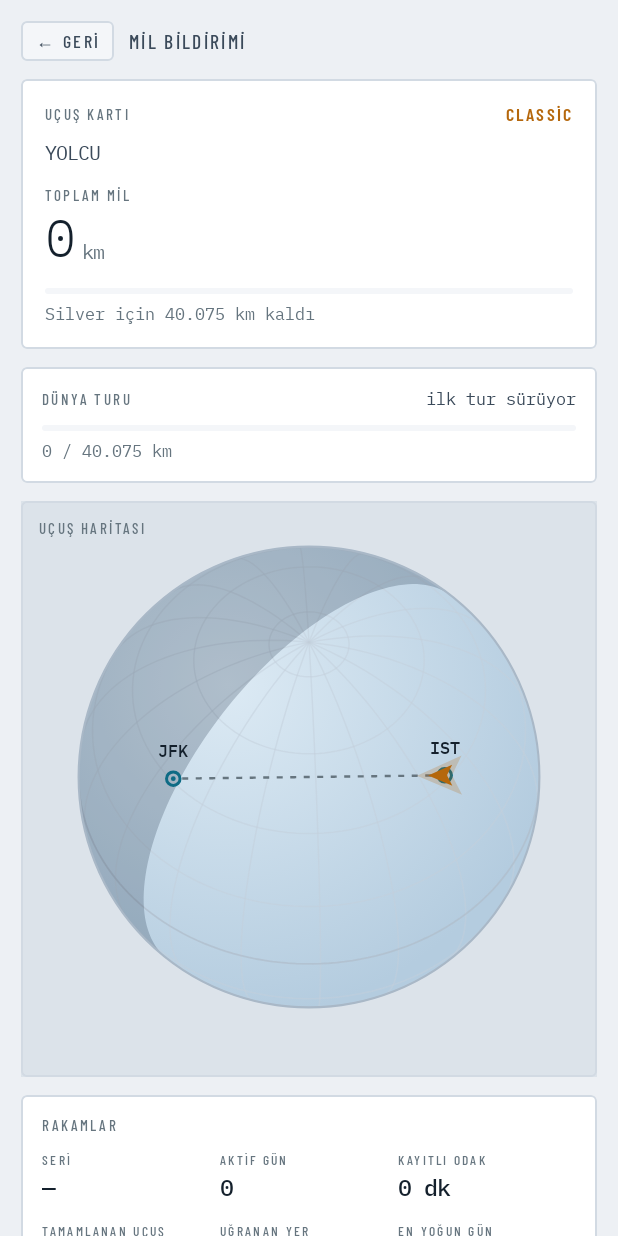
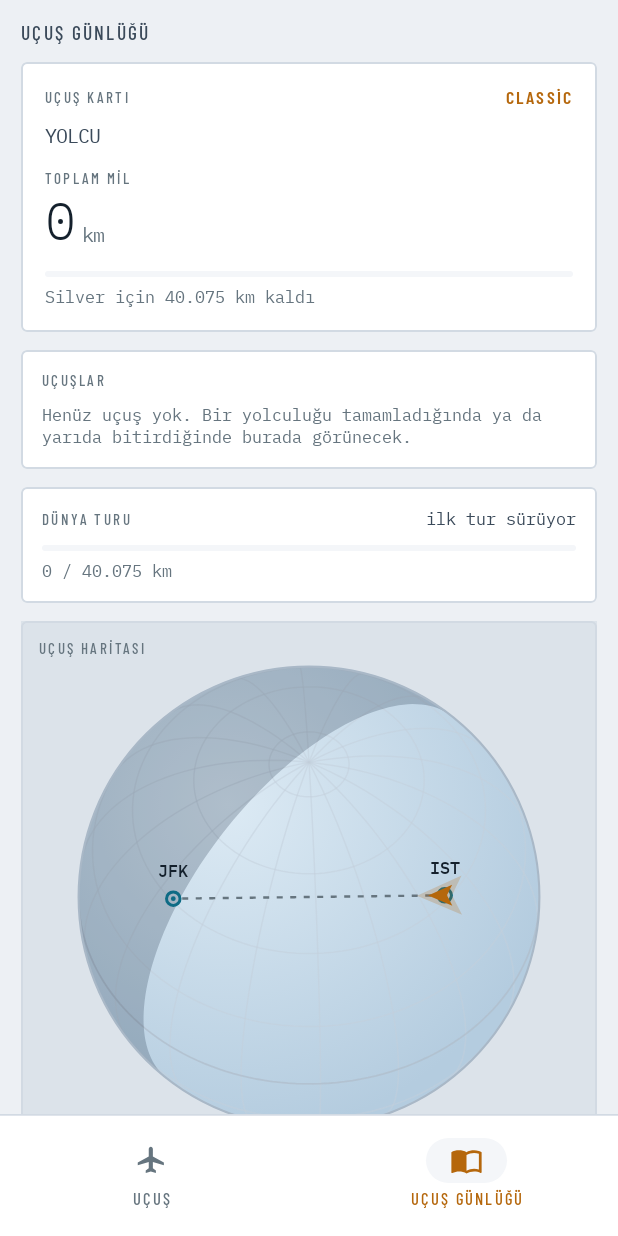
Before and after one commit to oguzozshn/PomodoroFlight, an Android app built with Jetpack Compose: the screen it shows after launch (MainActivity), after a tap on "TOPLAM ODAK", on a phone screen of 412 x 824 dp. Run offline under Robolectric (Android 15) with nearby library versions, the phone set to English and light mode, and no system bars.

Commit message:
Android: uçuş günlüğü ayrı sekmede
Telefonda alt gezinme çubuğu, 720dp üstünde yan ray (Uçuş · Uçuş günlüğü). Bilet ve pencereden bakışta çubuk gizlenir; geri tuşu önce günlükten uçuşa döner. Uçuş ekranındaki kısa günlük paneli kalktı, günlük sekmesinde bütün uçuşlar kartın hemen altında.

```diff
--- a/android/app/src/main/java/com/oguzozsahin/ucusmodu/ui/FlightRoot.kt
+++ b/android/app/src/main/java/com/oguzozsahin/ucusmodu/ui/FlightRoot.kt
@@ -2,6 +2,7 @@ package com.oguzozsahin.ucusmodu.ui
 
 import androidx.activity.compose.BackHandler
 import androidx.compose.animation.AnimatedContent
+import androidx.compose.animation.Crossfade
 import androidx.compose.animation.core.FastOutSlowInEasing
 import androidx.compose.animation.core.tween
 import androidx.compose.animation.fadeIn
@@ -9,7 +10,13 @@ import androidx.compose.animation.fadeOut
 import androidx.compose.animation.slideInHorizontally
 import androidx.compose.animation.slideOutHorizontally
 import androidx.compose.animation.togetherWith
+import androidx.compose.foundation.layout.Box
+import androidx.compose.foundation.layout.BoxWithConstraints
+import androidx.compose.foundation.layout.Column
+import androidx.compose.foundation.layout.Row
+import androidx.compose.foundation.layout.fillMaxHeight
 import androidx.compose.foundation.layout.fillMaxSize
+import androidx.compose.foundation.layout.fillMaxWidth
 import androidx.compose.runtime.Composable
 import androidx.compose.runtime.LaunchedEffect
 import androidx.compose.runtime.getValue
@@ -26,12 +33,16 @@ import com.oguzozsahin.ucusmodu.data.PlaceRegistry
 import com.oguzozsahin.ucusmodu.data.Places
 import com.oguzozsahin.ucusmodu.data.ThemeChoice
 import com.oguzozsahin.ucusmodu.data.issueTicket
+import com.oguzozsahin.ucusmodu.ui.theme.LocalFlightColors
 import com.oguzozsahin.ucusmodu.ui.window.WindowScreen
 
-/** Uygulamanin ucus gunu akisi: terminal -> rota -> ucus. */
-enum class Stage { WELCOME, ROUTE, TICKET, FLIGHT, WINDOW, LOGBOOK }
+/** Ucus sekmesinin akisi: terminal -> rota -> bilet -> ucus. */
+enum class Stage { WELCOME, ROUTE, TICKET, FLIGHT, WINDOW }
 
 private const val STAGE_MS = 420
+
+/** Alt cubugun gizlendigi, tam ekran kalmasi gereken asamalar. */
+private val FullScreenStages = setOf(Stage.TICKET, Stage.WINDOW)
 
 @Composable
 fun FlightRoot(
@@ -41,6 +52,8 @@ fun FlightRoot(
     onTheme: (ThemeChoice) -> Unit,
     modifier: Modifier = Modifier,
 ) {
+    val colors = LocalFlightColors.current
+
     // Gercek bir gecmis tutulur. Once sabit bir "ebeveyn" tablosu vardi ve
     // geri tusu nereden gelindigini bilmiyordu: terminalden ucusa devam edip
     // geri basinca rota secimine dusuluyor, ucustan acilan mil bildiriminden
@@ -49,6 +62,9 @@ fun FlightRoot(
         mutableStateListOf(if (state.running) Stage.FLIGHT else Stage.WELCOME)
     }
     val stage = stack.last()
+
+    // Ucus gunlugu ayri sekme: ucus yigini sekme degisince oldugu gibi kalir.
+    var tab by remember { mutableStateOf(FlightTab.FLIGHT) }
 
     /** Ekran zaten yiginda varsa oraya kadar geri sarilir, yoksa ustune binilir. */
     fun goTo(next: Stage) {
@@ -78,11 +94,74 @@ fun FlightRoot(
         places = PlaceRegistry.all()
     }
 
-    BackHandler(enabled = stack.size > 1) { back() }
+    // Geri tusu once gunluk sekmesinden ucusa, sonra ucus yigininda geri sarar.
+    BackHandler(enabled = tab == FlightTab.LOGBOOK || stack.size > 1) {
+        if (tab == FlightTab.LOGBOOK) tab = FlightTab.FLIGHT else back()
+    }
 
+    val showBar = tab == FlightTab.LOGBOOK || stage !in FullScreenStages
+
+    val body: @Composable () -> Unit = {
+        Crossfade(targetState = tab, animationSpec = tween(220), label = "sekme") { current ->
+            when (current) {
+                FlightTab.LOGBOOK -> LogbookScreen(state = state)
+                FlightTab.FLIGHT -> FlightStages(
+                    stage = stage,
+                    state = state,
+                    actions = actions,
+                    places = places,
+                    theme = theme,
+                    onTheme = onTheme,
+                    goTo = ::goTo,
+                    back = ::back,
+                    departure = ::departure,
+                    openLogbook = { tab = FlightTab.LOGBOOK },
+                )
+            }
+        }
+    }
+
+    BoxWithConstraints(modifier = modifier.fillMaxSize()) {
+        // Telefonda alt cubuk, genis ekranda yan ray.
+        if (maxWidth >= TwoPaneMinWidth) {
+            Row(Modifier.fillMaxSize()) {
+                if (showBar) FlightTabRail(tab, colors) { tab = it }
+                Box(
+                    Modifier
+                        .weight(1f)
+                        .fillMaxHeight(),
+                ) { body() }
+            }
+        } else {
+            Column(Modifier.fillMaxSize()) {
+                Box(
+                    Modifier
+                        .weight(1f)
+                        .fillMaxWidth(),
+                ) { body() }
+                if (showBar) FlightTabBar(tab, colors) { tab = it }
+            }
+        }
+    }
+}
+
+/** Ucus sekmesinin asama yigini. */
+@Composable
+private fun FlightStages(
+    stage: Stage,
+    state: FlightUiState,
+    actions: FlightActions,
+    places: List<Airport>,
+    theme: ThemeChoice,
+    onTheme: (ThemeChoice) -> Unit,
+    goTo: (Stage) -> Unit,
+    back: () -> Unit,
+    departure: () -> Unit,
+    openLogbook: () -> Unit,
+) {
     AnimatedContent(
         targetState = stage,
-        modifier = modifier.fillMaxSize(),
+        modifier = Modifier.fillMaxSize(),
         transitionSpec = {
             val forward = targetState.ordinal > initialState.ordinal
             val direction = if (forward) 1 else -1
@@ -102,14 +181,14 @@ fun FlightRoot(
                 state = state,
                 onStartJourney = { goTo(Stage.ROUTE) },
                 onResume = { goTo(Stage.FLIGHT) },
-                onLogbook = { goTo(Stage.LOGBOOK) },
+                onLogbook = openLogbook,
             )
 
             Stage.ROUTE -> RouteScreen(
                 state = state,
                 actions = actions,
                 places = places,
-                onBack = { back() },
+                onBack = back,
                 onDeparture = { goTo(Stage.TICKET) },
                 onResume = { goTo(Stage.FLIGHT) },
             )
@@ -118,7 +197,7 @@ fun FlightRoot(
                 ticket = remember(state.route.key, state.done, state.focusMin) {
                     issueTicket(state)
                 },
-                onBack = { back() },
+                onBack = back,
                 onPrint = actions.onTicketPrinted,
                 onTearTick = actions.onTearTick,
                 onDeparture = {
@@ -132,14 +211,13 @@ fun FlightRoot(
                 actions = actions,
                 onChangeRoute = { goTo(Stage.ROUTE) },
                 onWindow = { goTo(Stage.WINDOW) },
-                onLogbook = { goTo(Stage.LOGBOOK) },
                 onFlightEnded = { goTo(Stage.ROUTE) },
                 onFlyAgain = {
                     // Inmis ucus birakilir; bilet yeniden kesilince sifirdan baslar.
                     actions.onRoute(state.route.key)
                     goTo(Stage.TICKET)
                 },
-                onBack = { back() },
+                onBack = back,
                 theme = theme,
                 onTheme = onTheme,
             )
@@ -147,12 +225,7 @@ fun FlightRoot(
             Stage.WINDOW -> WindowScreen(
                 state = state,
                 actions = actions,
-                onExit = { back() },
-            )
-
-            Stage.LOGBOOK -> LogbookScreen(
-                state = state,
-                onBack = { back() },
+                onExit = back,
             )
         }
     }
--- /dev/null
+++ b/android/app/src/main/java/com/oguzozsahin/ucusmodu/ui/FlightTabs.kt
@@ -0,0 +1,106 @@
+package com.oguzozsahin.ucusmodu.ui
+
+import androidx.annotation.DrawableRes
+import androidx.compose.foundation.layout.Column
+import androidx.compose.foundation.layout.Row
+import androidx.compose.foundation.layout.Spacer
+import androidx.compose.foundation.layout.WindowInsets
+import androidx.compose.foundation.layout.fillMaxHeight
+import androidx.compose.foundation.layout.height
+import androidx.compose.foundation.layout.size
+import androidx.compose.material3.HorizontalDivider
+import androidx.compose.material3.Icon
+import androidx.compose.material3.NavigationBar
+import androidx.compose.material3.NavigationBarItem
+import androidx.compose.material3.NavigationBarItemDefaults
+import androidx.compose.material3.NavigationRail
+import androidx.compose.material3.NavigationRailItem
+import androidx.compose.material3.NavigationRailItemDefaults
+import androidx.compose.material3.Text
+import androidx.compose.material3.VerticalDivider
+import androidx.compose.runtime.Composable
+import androidx.compose.ui.Modifier
+import androidx.compose.ui.res.painterResource
+import androidx.compose.ui.text.style.TextAlign
+import androidx.compose.ui.unit.dp
+import androidx.compose.ui.unit.sp
+import com.oguzozsahin.ucusmodu.R
+import com.oguzozsahin.ucusmodu.data.upperTr
+import com.oguzozsahin.ucusmodu.ui.theme.FlightColors
+import com.oguzozsahin.ucusmodu.ui.theme.labelStyle
+
+/** Uygulamanin iki sekmesi: ucus akisi ve ucus gunlugu. */
+enum class FlightTab(val label: String, @DrawableRes val icon: Int) {
+    FLIGHT("Uçuş", R.drawable.ic_plane),
+    LOGBOOK("Uçuş günlüğü", R.drawable.ic_logbook),
+}
+
+/** Telefonda alt gezinme cubugu. Sistem boşluklari kokte uygulandigi icin burada eklenmez. */
+@Composable
+fun FlightTabBar(selected: FlightTab, colors: FlightColors, onSelect: (FlightTab) -> Unit) {
+    Column {
+        HorizontalDivider(color = colors.line)
+        NavigationBar(
+            containerColor = colors.panel,
+            tonalElevation = 0.dp,
+            windowInsets = WindowInsets(0, 0, 0, 0),
+        ) {
+            for (tab in FlightTab.entries) {
+                val active = tab == selected
+                NavigationBarItem(
+                    selected = active,
+                    onClick = { onSelect(tab) },
+                    icon = { TabIcon(tab) },
+                    label = { TabLabel(tab, active, colors) },
+                    colors = NavigationBarItemDefaults.colors(
+                        selectedIconColor = colors.amber,
+                        unselectedIconColor = colors.muted,
+                        indicatorColor = colors.panel2,
+                    ),
+                )
+            }
+        }
+    }
+}
+
+/** Genis ekranda yan ray. */
+@Composable
+fun FlightTabRail(selected: FlightTab, colors: FlightColors, onSelect: (FlightTab) -> Unit) {
+    Row(Modifier.fillMaxHeight()) {
+        NavigationRail(
+            containerColor = colors.panel,
+            windowInsets = WindowInsets(0, 0, 0, 0),
+        ) {
+            Spacer(Modifier.height(12.dp))
+            for (tab in FlightTab.entries) {
+                val active = tab == selected
+                NavigationRailItem(
+                    selected = active,
+                    onClick = { onSelect(tab) },
+                    icon = { TabIcon(tab) },
+                    label = { TabLabel(tab, active, colors) },
+                    colors = NavigationRailItemDefaults.colors(
+                        selectedIconColor = colors.amber,
+                        unselectedIconColor = colors.muted,
+                        indicatorColor = colors.panel2,
+                    ),
+                )
+            }
+        }
+        VerticalDivider(color = colors.line)
+    }
+}
+
+@Composable
+private fun TabIcon(tab: FlightTab) {
+    Icon(painterResource(tab.icon), contentDescription = null, modifier = Modifier.size(22.dp))
+}
+
+@Composable
+private fun TabLabel(tab: FlightTab, active: Boolean, colors: FlightColors) {
+    Text(
+        tab.label.upperTr(),
+        style = labelStyle(if (active) colors.amber else colors.muted).copy(fontSize = 11.sp),
+        textAlign = TextAlign.Center,
+    )
+}
--- a/android/app/src/main/java/com/oguzozsahin/ucusmodu/ui/LogbookScreen.kt
+++ b/android/app/src/main/java/com/oguzozsahin/ucusmodu/ui/LogbookScreen.kt
@@ -82,7 +82,8 @@ private val TR = Locale("tr", "TR")
 @Composable
 fun LogbookScreen(
     state: FlightUiState,
-    onBack: () -> Unit,
+    /** Sekme olarak acildiginda geri dugmesi yok; geri tusu ucus sekmesine doner. */
+    onBack: (() -> Unit)? = null,
     modifier: Modifier = Modifier,
 ) {
     val colors = LocalFlightColors.current
@@ -109,13 +110,15 @@ fun LogbookScreen(
                 .padding(top = 14.dp),
             verticalAlignment = Alignment.CenterVertically,
         ) {
-            // Cikis her ekranda ayni yerde: sol ust.
-            GhostButton("← Geri", colors, onClick = onBack)
-            Spacer(Modifier.width(10.dp))
-            Text("MİL BİLDİRİMİ", style = labelStyle(colors.ink2).copy(fontSize = 13.sp))
+            if (onBack != null) {
+                GhostButton("← Geri", colors, onClick = onBack)
+                Spacer(Modifier.width(10.dp))
+            }
+            Text("UÇUŞ GÜNLÜĞÜ", style = labelStyle(colors.ink2).copy(fontSize = 13.sp))
         }
 
         MembershipCard(state, colors)
+        StampsPanel(state, colors)
         WorldTourPanel(state.totalKm, colors)
         FlightMapPanel(state, colors)
 
@@ -133,8 +136,6 @@ fun LogbookScreen(
             HoursPanel(loaded, zone, colors)
             TopRoutesPanel(loaded, colors)
         }
-
-        StampsPanel(state, colors)
 
         Text(
             text = "Toplam mil ve uçuş günlüğü baştan beri tutuluyor; " +
@@ -527,7 +528,7 @@ private fun TopRoutesPanel(records: List<FocusRecord>, colors: FlightColors) {
 private fun StampsPanel(state: FlightUiState, colors: FlightColors) {
     Panel(colors) {
         Column(Modifier.padding(14.dp)) {
-            Text("UÇUŞ GÜNLÜĞÜ", style = labelStyle(colors.muted).copy(fontSize = 10.sp))
+            Text("UÇUŞLAR", style = labelStyle(colors.muted).copy(fontSize = 10.sp))
             Spacer(Modifier.height(10.dp))
             if (state.log.isEmpty()) {
                 Text(
--- a/android/app/src/main/java/com/oguzozsahin/ucusmodu/ui/WelcomeScreen.kt
+++ b/android/app/src/main/java/com/oguzozsahin/ucusmodu/ui/WelcomeScreen.kt
@@ -221,7 +221,7 @@ private fun TerminalContent(
         )
     }
 
-    // Panelin tamami mil bildirimine acilan kapi.
+    // Panelin tamami ucus gunlugu sekmesine acilan kapi.
     Panel(colors, modifier = Modifier.clickable { onLogbook() }) {
         Column(Modifier.padding(14.dp)) {
             Row {
@@ -233,7 +233,7 @@ private fun TerminalContent(
             WorldTour(state.totalKm, colors)
             Spacer(Modifier.height(12.dp))
             Text(
-                "MİL BİLDİRİMİNİ AÇ  →",
+                "UÇUŞ GÜNLÜĞÜNÜ AÇ  →",
                 style = labelStyle(colors.amber).copy(fontSize = 10.sp),
             )
         }
--- /dev/null
+++ b/android/app/src/main/res/drawable/ic_logbook.xml
@@ -0,0 +1,9 @@
+<vector xmlns:android="http://schemas.android.com/apk/res/android"
+    android:width="24dp"
+    android:height="24dp"
+    android:viewportWidth="24"
+    android:viewportHeight="24">
+    <path
+        android:fillColor="#FFFFFF"
+        android:pathData="M21,5c-1.11,-0.35 -2.33,-0.5 -3.5,-0.5c-1.95,0 -4.05,0.4 -5.5,1.5c-1.45,-1.1 -3.55,-1.5 -5.5,-1.5S2.45,4.9 1,6v14.65c0,0.25 0.25,0.5 0.5,0.5c0.1,0 0.15,-0.05 0.25,-0.05C3.1,20.45 5.05,20 6.5,20c1.95,0 4.05,0.4 5.5,1.5c1.35,-0.85 3.8,-1.5 5.5,-1.5c1.65,0 3.35,0.3 4.75,1.05c0.1,0.05 0.15,0.05 0.25,0.05c0.25,0 0.5,-0.25 0.5,-0.5V6C22.4,5.55 21.75,5.25 21,5zM21,18.5c-1.1,-0.35 -2.3,-0.5 -3.5,-0.5c-1.7,0 -4.15,0.65 -5.5,1.5V8c1.35,-0.85 3.8,-1.5 5.5,-1.5c1.2,0 2.4,0.15 3.5,0.5V18.5z" />
+</vector>
```
Also changed, not shown: android/app/src/main/java/com/oguzozsahin/ucusmodu/ui/FlightScreen.kt (+0 -40 lines).
